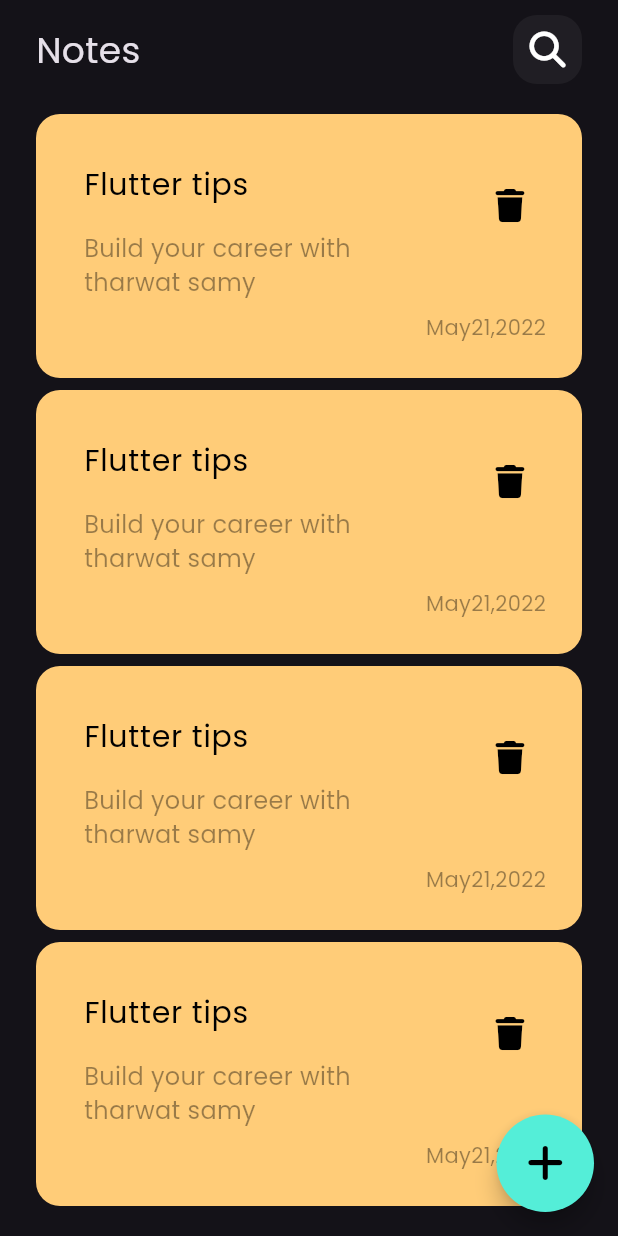
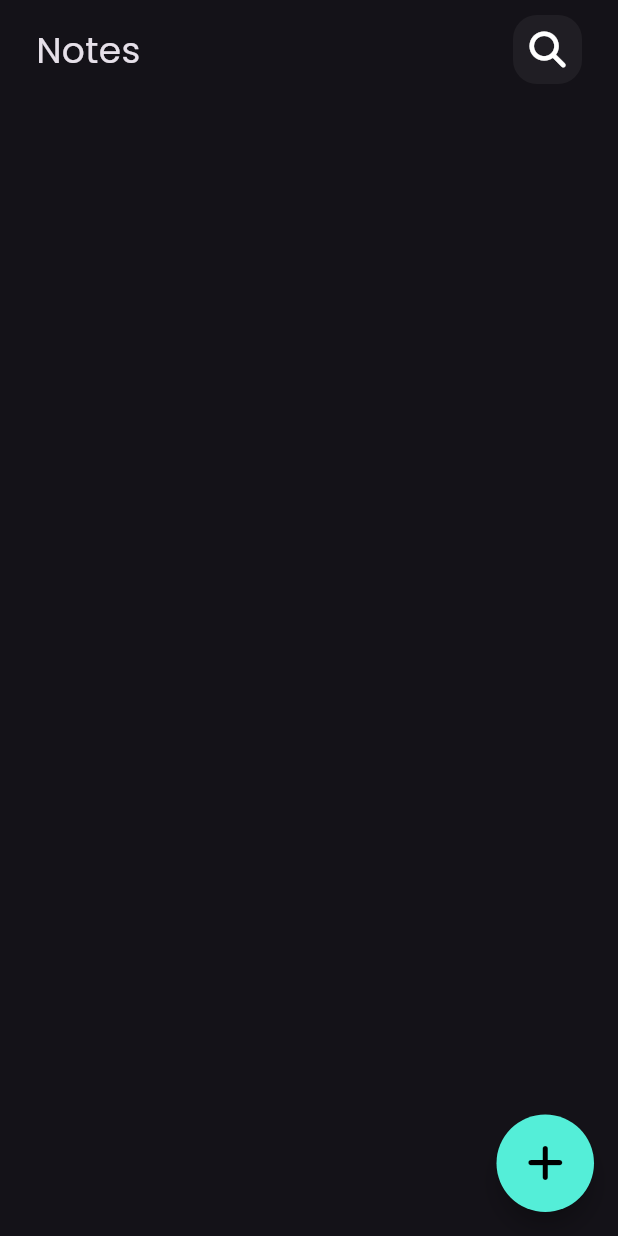
Before and after one commit to SABAHMOHAMEDD/note_app, a Flutter app: the screen it shows after launch, on a phone screen of 412 x 824 dp. Run offline on Flutter 3.47's test engine with Material 2 defaults, Android fonts, the phone set to English and light mode, and no system bars; our stand-ins replace bloc, flutter_bloc, font_awesome_flutter, hive, hive_flutter; accounts and stored records are empty.

Commit message:
refresh notes list

```diff
--- a/lib/core/constants.dart
+++ b/lib/core/constants.dart
@@ -1,4 +1,4 @@
 import 'dart:ui';
 
-const KprimaryColor = const Color(0xFF54eed8);
+const KprimaryColor = Color(0xFF54eed8);
 const kNotesBox = 'notes_box';
--- a/lib/core/widgets/add_notes_bottom_sheet.dart
+++ b/lib/core/widgets/add_notes_bottom_sheet.dart
@@ -1,7 +1,7 @@
 import 'package:flutter/material.dart';
 import 'package:flutter_bloc/flutter_bloc.dart';
-import 'package:modal_progress_hud_nsn/modal_progress_hud_nsn.dart';
 import 'package:note_app/cubit/add_note_cubit/add_note_cubit.dart';
+import 'package:note_app/cubit/notes_cubit/notes_cubit.dart';
 
 import '../../cubit/add_note_cubit/add_note_states.dart';
 import 'add_notes_form.dart';
@@ -20,6 +20,7 @@ class AddNotesBottomSheet extends StatelessWidget {
         child: BlocConsumer<AddNoteCubit, AddNoteStates>(
           listener: (context, state) {
             if (state is AddNoteSuccessState) {
+              NotesCubit.get(context).getAllNotes();
               Navigator.pop(context);
             }
             if (state is AddNoteFailureState) {
--- a/lib/core/widgets/note_item.dart
+++ b/lib/core/widgets/note_item.dart
@@ -1,9 +1,11 @@
 import 'package:flutter/material.dart';
 import 'package:font_awesome_flutter/font_awesome_flutter.dart';
+import 'package:note_app/cubit/notes_cubit/notes_cubit.dart';
+import 'package:note_app/models/notes_model.dart';
 
 class NoteItem extends StatelessWidget {
-  const NoteItem({Key? key}) : super(key: key);
-
+  const NoteItem({Key? key, required this.notesModel}) : super(key: key);
+  final NotesModel notesModel;
   @override
   Widget build(BuildContext context) {
     return Padding(
@@ -12,43 +14,41 @@ class NoteItem extends StatelessWidget {
         padding: const EdgeInsets.only(top: 24, bottom: 24, left: 16),
         decoration: BoxDecoration(
             borderRadius: BorderRadius.circular(16),
-            color: const Color(0XFFffcc78)),
+            color: Color(notesModel.color)),
         child: Column(
           crossAxisAlignment: CrossAxisAlignment.end,
           children: [
             ListTile(
-              title: const Text(
-                "Flutter tips",
-                style: TextStyle(fontSize: 20, color: Colors.black),
+              title: Text(
+                notesModel.title,
+                style: const TextStyle(fontSize: 20, color: Colors.black),
               ),
               subtitle: Padding(
                 padding: const EdgeInsets.only(
                   top: 16,
                 ),
                 child: Text(
-                  "Build your career with tharwat samy",
+                  notesModel.subtitle,
                   style: TextStyle(
                       fontSize: 16, color: Colors.black.withOpacity(0.4)),
                 ),
               ),
-              trailing: Padding(
-                padding: const EdgeInsets.only(
-                  bottom: 100,
-                ),
-                child: IconButton(
+              trailing: IconButton(
                   padding: EdgeInsets.zero,
-                    onPressed: () {},
+                  onPressed: () {
+                    notesModel.delete();
+                    NotesCubit.get(context).getAllNotes();
+                  },
                   icon: const Icon(
                     FontAwesomeIcons.trash,
                     size: 22,
                     color: Colors.black,
                   )),
             ),
-            ),
             Padding(
               padding: const EdgeInsets.only(right: 24),
               child: Text(
-                'May21,2022',
+                notesModel.date,
                 style: TextStyle(
                     fontSize: 14, color: Colors.black.withOpacity(0.4)),
               ),
--- a/lib/core/widgets/notes_list_view.dart
+++ b/lib/core/widgets/notes_list_view.dart
@@ -1,4 +1,8 @@
 import 'package:flutter/material.dart';
+import 'package:flutter_bloc/flutter_bloc.dart';
+import 'package:note_app/cubit/notes_cubit/notes_cubit.dart';
+import 'package:note_app/cubit/notes_cubit/notes_states.dart';
+import 'package:note_app/models/notes_model.dart';
 
 import '../../views/edit_notes_view.dart';
 import 'note_item.dart';
@@ -8,21 +12,21 @@ class NotesListView extends StatelessWidget {
 
   @override
   Widget build(BuildContext context) {
+    return BlocBuilder<NotesCubit, NotesStates>(
+      builder: (context, states) {
+        List<NotesModel> notesList = NotesCubit.get(context).notesList ?? [];
         return Padding(
           padding: const EdgeInsets.symmetric(vertical: 16),
           child: ListView.builder(
               padding: EdgeInsets.zero,
-          itemCount: 5,
+              itemCount: notesList.length,
               itemBuilder: (context, int index) {
-            return GestureDetector(
-                onTap: (){
-
-                  Navigator.push(context,MaterialPageRoute(builder: (context){
-                    return const EditNotesView();
-                  }));
+                return NoteItem(
+                  notesModel: notesList[index],
+                );
+              }),
+        );
       },
-                child: const NoteItem());
-          }),
     );
   }
 }
--- a/lib/core/widgets/notes_view_body.dart
+++ b/lib/core/widgets/notes_view_body.dart
@@ -1,11 +1,23 @@
 import 'package:flutter/material.dart';
 import 'package:font_awesome_flutter/font_awesome_flutter.dart';
+import 'package:note_app/cubit/notes_cubit/notes_cubit.dart';
 
 import 'custom_app_bar.dart';
 import 'notes_list_view.dart';
 
-class NotesViewBody extends StatelessWidget {
+class NotesViewBody extends StatefulWidget {
   const NotesViewBody({Key? key}) : super(key: key);
+
+  @override
+  State<NotesViewBody> createState() => _NotesViewBodyState();
+}
+
+class _NotesViewBodyState extends State<NotesViewBody> {
+  @override
+  void initState() {
+    NotesCubit.get(context).getAllNotes();
+    super.initState();
+  }
 
   @override
   Widget build(BuildContext context) {
@@ -17,7 +29,10 @@ class NotesViewBody extends StatelessWidget {
           SizedBox(
             height: 10,
           ),
-          CustomAppBar(title: 'Notes', icon: FontAwesomeIcons.search,),
+          CustomAppBar(
+            title: 'Notes',
+            icon: FontAwesomeIcons.search,
+          ),
           Expanded(child: NotesListView())
         ],
       ),
--- /dev/null
+++ b/lib/cubit/notes_cubit/notes_cubit.dart
@@ -0,0 +1,18 @@
+import 'package:flutter_bloc/flutter_bloc.dart';
+import 'package:hive/hive.dart';
+
+import '../../core/constants.dart';
+import '../../models/notes_model.dart';
+import 'notes_states.dart';
+
+class NotesCubit extends Cubit<NotesStates> {
+  NotesCubit() : super(NotesIntialState());
+
+  static NotesCubit get(context) => BlocProvider.of(context);
+  List<NotesModel>? notesList;
+  getAllNotes() {
+    var notesBox = Hive.box<NotesModel>(kNotesBox);
+    notesList = notesBox.values.toList();
+    emit(NotesSuccessState());
+  }
+}
--- /dev/null
+++ b/lib/cubit/notes_cubit/notes_states.dart
@@ -0,0 +1,5 @@
+abstract class NotesStates {}
+
+class NotesIntialState extends NotesStates {}
+
+class NotesSuccessState extends NotesStates {}
--- a/lib/main.dart
+++ b/lib/main.dart
@@ -1,6 +1,7 @@
 import 'package:flutter/material.dart';
 import 'package:flutter_bloc/flutter_bloc.dart';
 import 'package:hive_flutter/adapters.dart';
+import 'package:note_app/cubit/notes_cubit/notes_cubit.dart';
 import 'package:note_app/models/notes_model.dart';
 import 'package:note_app/views/notes_view.dart';
 
@@ -22,13 +23,18 @@ class MyApp extends StatelessWidget {
 
   @override
   Widget build(BuildContext context) {
-    return MaterialApp(
+    return MultiBlocProvider(
+      providers: [
+        BlocProvider(create: (context)=>NotesCubit())
+      ],
+      child: MaterialApp(
           debugShowCheckedModeBanner: false,
           // theme: ThemeData.dark(),
           theme: ThemeData(
               brightness: Brightness.dark,
               useMaterial3: true,
               fontFamily: "Poppins"),
-        home: const NotesView());
+          home: const NotesView()),
+    );
   }
 }
--- a/lib/views/notes_view.dart
+++ b/lib/views/notes_view.dart
@@ -1,6 +1,5 @@
 import 'package:flutter/material.dart';
 import 'package:font_awesome_flutter/font_awesome_flutter.dart';
-
 import '../../core/constants.dart';
 import '../core/widgets/add_notes_bottom_sheet.dart';
 import '../core/widgets/notes_view_body.dart';
--- a/pubspec.yaml
+++ b/pubspec.yaml
@@ -19,6 +19,7 @@ dependencies:
   hive_flutter: ^1.1.0
   flutter_bloc:
   modal_progress_hud_nsn: ^0.4.0
+  intl: ^0.18.1
 
 
 
```
Also changed, not shown: lib/core/widgets/add_notes_form.dart (+8 -1 lines), lib/core/widgets/edit_notes_view_body.dart (+8 -6 lines), pubspec.lock. Lines whose indentation alone changed are shown as unchanged.
